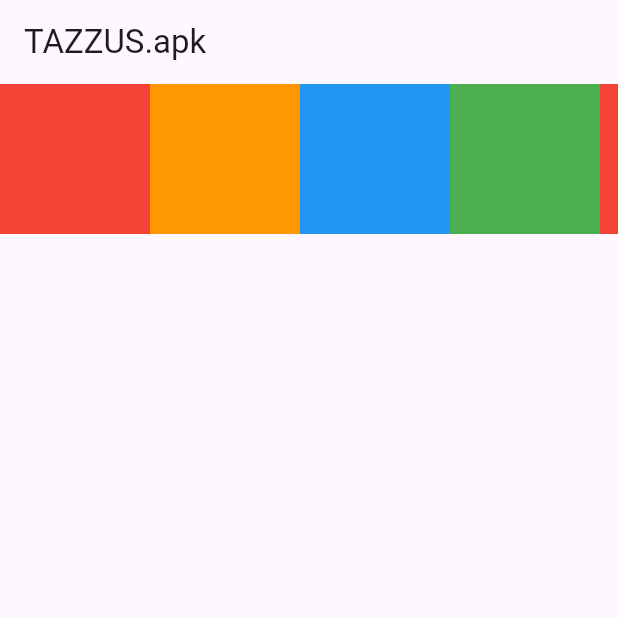
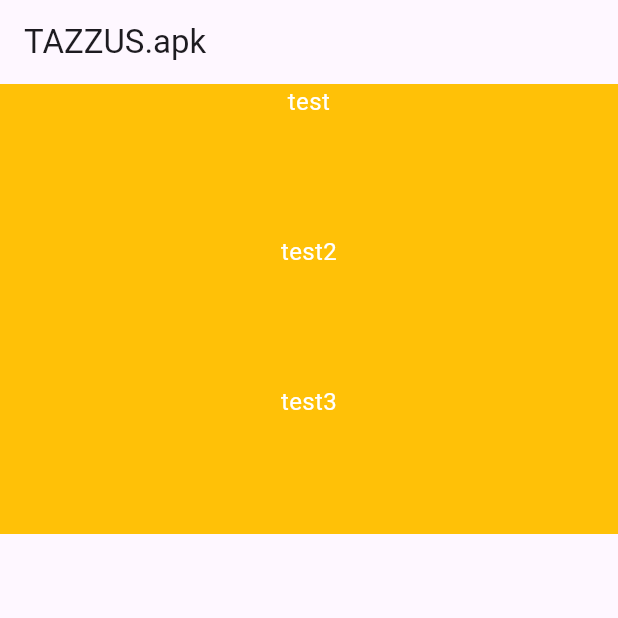
Before and after one commit to ch3rrywolf/NexusFlutter, a Flutter app: the screen it shows after launch, on a phone screen of 412 x 824 dp, the top half of it. Run offline on Flutter 3.47's test engine with Material 3 defaults, Android fonts, the phone set to English and light mode, and no system bars.

Commit message:
flutter ListView

```diff
--- a/nexus_flutter/testflutter/lib/main.dart
+++ b/nexus_flutter/testflutter/lib/main.dart
@@ -3,6 +3,12 @@ import 'package:flutter/material.dart';
 void main() {
   runApp(MyApp());
 }
+
+List employee = [
+  {"name": "test", "age": "14"},
+  {"name": "test2", "age": "15"},
+  {"name": "test3", "age": "20"}
+];
 
 class MyApp extends StatelessWidget {
   @override
@@ -10,58 +16,85 @@ class MyApp extends StatelessWidget {
     return MaterialApp(
       home: Scaffold(
         appBar: AppBar(title: const Text("TAZZUS.apk")),
-            body: SingleChildScrollView(
-              scrollDirection: Axis.horizontal,
-              // child: Column(
-              child: Row(
-                children: [
-                  // Text("TaZZus"),
-                  Container(
-                    width: 100,
+        body: Container(
+          height: 400,
+          child: ListView.builder(
+            itemCount: employee.length,
+            itemBuilder: (context, i) {
+              return Container(
                   height: 100,
-                    color: Colors.red,
+                  color: Colors.amber,
+                  child: Text(
+                    employee[i]['name'],
+                    textAlign: TextAlign.center,
+                    style: TextStyle(fontSize: 16, color: Colors.white),
+                  ));
+            },
           ),
-                  Container(
-                    width: 100,
-                    height: 100,
-                    color: Colors.orange,
         ),
-                  Container(
-                    width: 100,
-                    height: 100,
-                    color: Colors.blue,
       ),
-                  Container(
-                    width: 100,
-                    height: 100,
-                    color: Colors.green,
-                  ),
-                  Container(
-                    width: 100,
-                    height: 100,
-                    color: Colors.red,
-                  ),
-                  Container(
-                    width: 100,
-                    height: 100,
-                    color: Colors.orange,
-                  ),
-                  Container(
-                    width: 100,
-                    height: 100,
-                    color: Colors.blue,
-                  ),
-                  Container(
-                    width: 100,
-                    height: 100,
-                    color: Colors.green,
-                  ),
-                  // Image.asset("images/taz.jpg"),
-                ],
-              ),
-            )));
+    );
   }
 }
+
+// class MyApp extends StatelessWidget {
+//   @override
+//   Widget build(BuildContext context) {
+//     return MaterialApp(
+//         home: Scaffold(
+//             appBar: AppBar(title: const Text("TAZZUS.apk")),
+//             body: SingleChildScrollView(
+//               scrollDirection: Axis.horizontal,
+//               // child: Column(
+//               child: Row(
+//                 children: [
+//                   // Text("TaZZus"),
+//                   Container(
+//                     width: 100,
+//                     height: 100,
+//                     color: Colors.red,
+//                   ),
+//                   Container(
+//                     width: 100,
+//                     height: 100,
+//                     color: Colors.orange,
+//                   ),
+//                   Container(
+//                     width: 100,
+//                     height: 100,
+//                     color: Colors.blue,
+//                   ),
+//                   Container(
+//                     width: 100,
+//                     height: 100,
+//                     color: Colors.green,
+//                   ),
+//                   Container(
+//                     width: 100,
+//                     height: 100,
+//                     color: Colors.red,
+//                   ),
+//                   Container(
+//                     width: 100,
+//                     height: 100,
+//                     color: Colors.orange,
+//                   ),
+//                   Container(
+//                     width: 100,
+//                     height: 100,
+//                     color: Colors.blue,
+//                   ),
+//                   Container(
+//                     width: 100,
+//                     height: 100,
+//                     color: Colors.green,
+//                   ),
+//                   // Image.asset("images/taz.jpg"),
+//                 ],
+//               ),
+//             )));
+//   }
+// }
 
 
 // class MyApp extends StatelessWidget {
```
Lines whose indentation alone changed are shown as unchanged.
